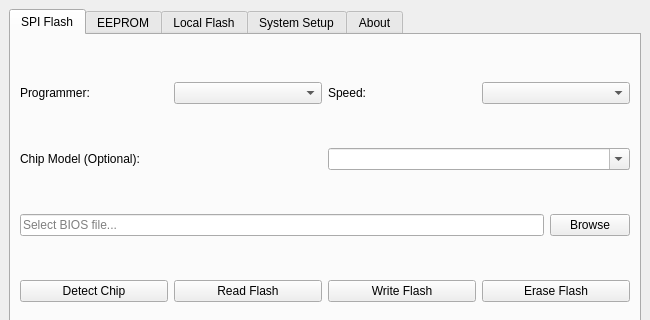
The window that src/mainwindow.ui (wming126/flash_helper) describes before a commit, drawn with Qt 5; both pictures show x 0 to 650 and y 0 to 320 of the 650 by 700 pixel window.
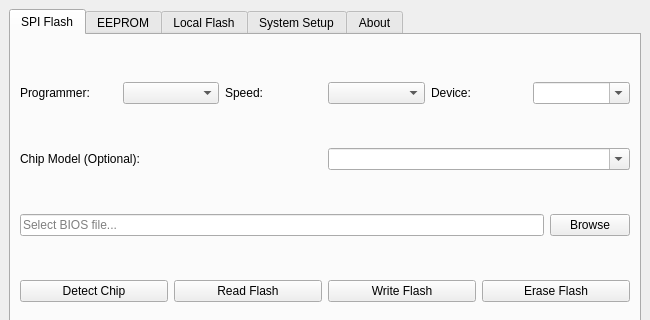
The same window after the commit. Icons and pictures are not drawn. Custom widgets are drawn as their Qt base class.

Commit message:
feat: add programmer device selection and fix local flash bugs
- Add 'Device' selection combo box to SPI tab with auto-detection.
- Update getProgrammerArgs to support custom devices for serprog, linux_spi, and buspirate_spi.
- Fix: Load firmware content to editor when opening a BIOS file in Local Flash.
- Fix: Prompt for save path before reading local firmware and save correctly.
- Update Chinese translations for new UI elements.

What changed in the file:
```diff
--- a/src/mainwindow.ui
+++ b/src/mainwindow.ui
@@ -51,6 +51,20 @@
            <item>
             <widget class="QComboBox" name="comboSpeed"/>
            </item>
+           <item>
+            <widget class="QLabel" name="label_device">
+             <property name="text">
+              <string>Device:</string>
+             </property>
+            </widget>
+           </item>
+           <item>
+            <widget class="QComboBox" name="comboDevice">
+             <property name="editable">
+              <bool>true</bool>
+             </property>
+            </widget>
+           </item>
           </layout>
          </item>
          <item>
```
The commit also changes 3 other files.
